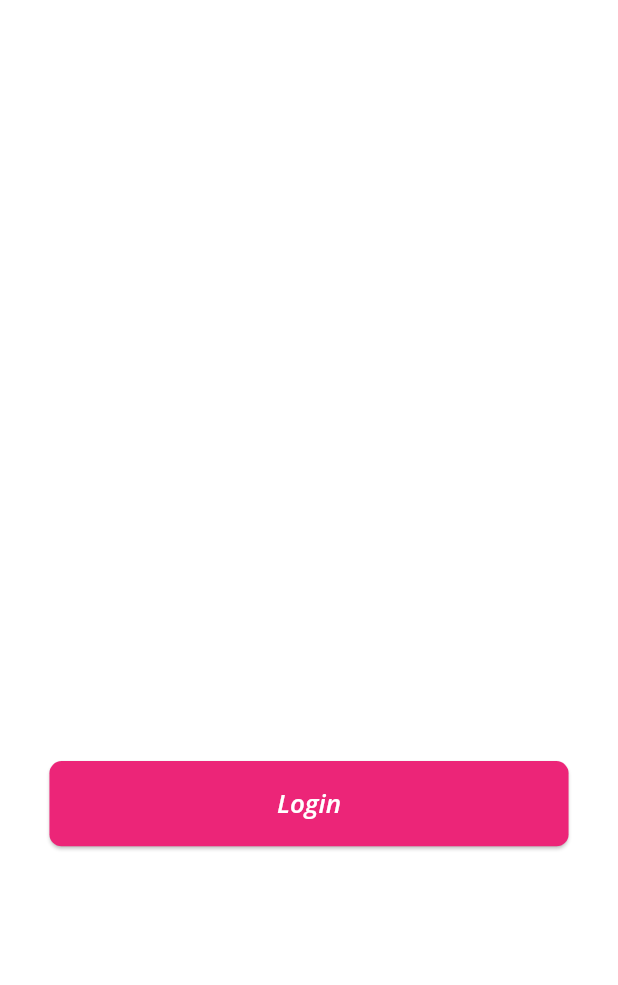
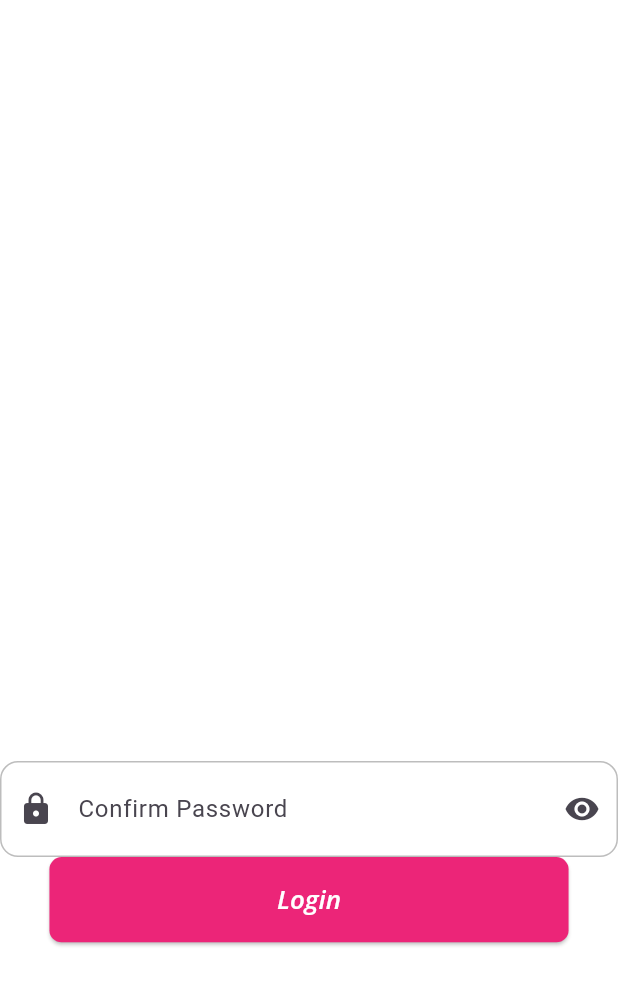
Before and after one commit to AhmedFayed55/Sahel, a Flutter app: the screen it shows after launch, on a phone screen of 412 x 824 dp. Shown: the top 985 px of the screen. Run offline on Flutter 3.47's test engine with Material 3 defaults, Android fonts, the phone set to English and light mode, and no system bars; our stand-ins replace bloc, dio, flutter_screenutil, fluttertoast, injectable, shared_preferences.

Commit message:
added custom password field and updated button styles

```diff
--- /dev/null
+++ b/lib/core/components/custom_password_field.dart
@@ -0,0 +1,54 @@
+import 'package:flutter/material.dart';
+
+class CustomPasswordField extends StatefulWidget {
+  final String hintText;
+  final TextEditingController controller;
+  final bool filled;
+
+  const CustomPasswordField({
+    super.key,
+    required this.hintText,
+    required this.controller,
+    this.filled = false, // switch between outlined and filled style
+  });
+
+  @override
+  State<CustomPasswordField> createState() => _CustomPasswordFieldState();
+}
+
+class _CustomPasswordFieldState extends State<CustomPasswordField> {
+  bool _obscureText = true;
+
+  void _toggleVisibility() {
+    setState(() => _obscureText = !_obscureText);
+  }
+
+  @override
+  Widget build(BuildContext context) {
+    return TextField(
+      controller: widget.controller,
+      obscureText: _obscureText,
+      decoration: InputDecoration(
+        hintText: widget.hintText,
+        prefixIcon: const Icon(Icons.lock),
+        suffixIcon: GestureDetector(
+          onTap: _toggleVisibility,
+          child: Icon(_obscureText ? Icons.visibility : Icons.visibility_off),
+        ),
+        filled: widget.filled,
+        fillColor: widget.filled ? Colors.grey.shade200 : null,
+        contentPadding: const EdgeInsets.symmetric(
+          vertical: 20.0,
+          horizontal: 16.0,
+        ),
+        border: OutlineInputBorder(borderRadius: BorderRadius.circular(12.0)),
+        enabledBorder: OutlineInputBorder(
+          borderRadius: BorderRadius.circular(12.0),
+          borderSide: widget.filled
+              ? BorderSide.none
+              : BorderSide(color: Colors.grey.shade400),
+        ),
+      ),
+    );
+  }
+}
--- a/lib/features/auth/presentation/pages/login_screen.dart
+++ b/lib/features/auth/presentation/pages/login_screen.dart
@@ -1,6 +1,7 @@
 import 'package:flutter/material.dart';
 import 'package:flutter_screenutil/flutter_screenutil.dart';
 import 'package:sahel/core/components/custom_button.dart';
+import 'package:sahel/core/components/custom_password_field.dart';
 
 class LoginScreen extends StatelessWidget {
   const LoginScreen({super.key});
@@ -10,11 +11,14 @@ class LoginScreen extends StatelessWidget {
     return Scaffold(
       body: Column(
         children: [
-          SizedBox(
-            width: double.infinity,
-            height: 500.h,
+          SizedBox(width: double.infinity, height: 500.h),
+          CustomPasswordField(
+            hintText: 'Confirm Password',
+            controller: TextEditingController(),
+            filled: false, // toggle false to show outlined style
           ),
-          CustomButton(text: "Login", onTap: (){} ),
+
+          CustomButton(text: "Login", onTap: () {}),
         ],
       ),
     );
```
